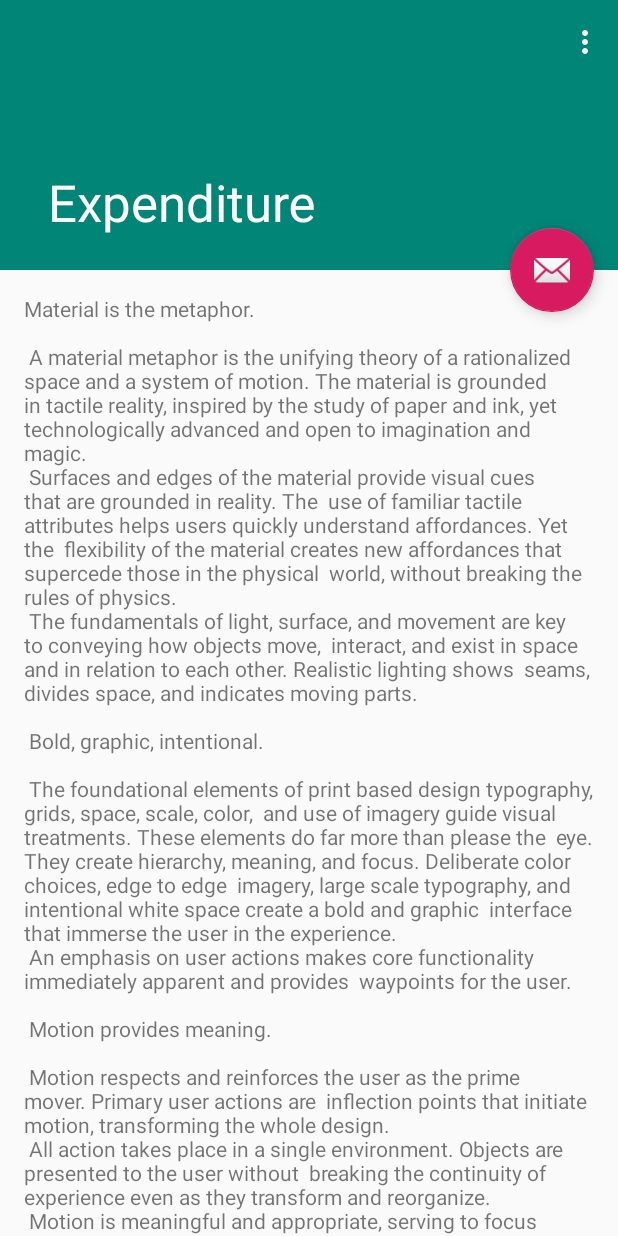
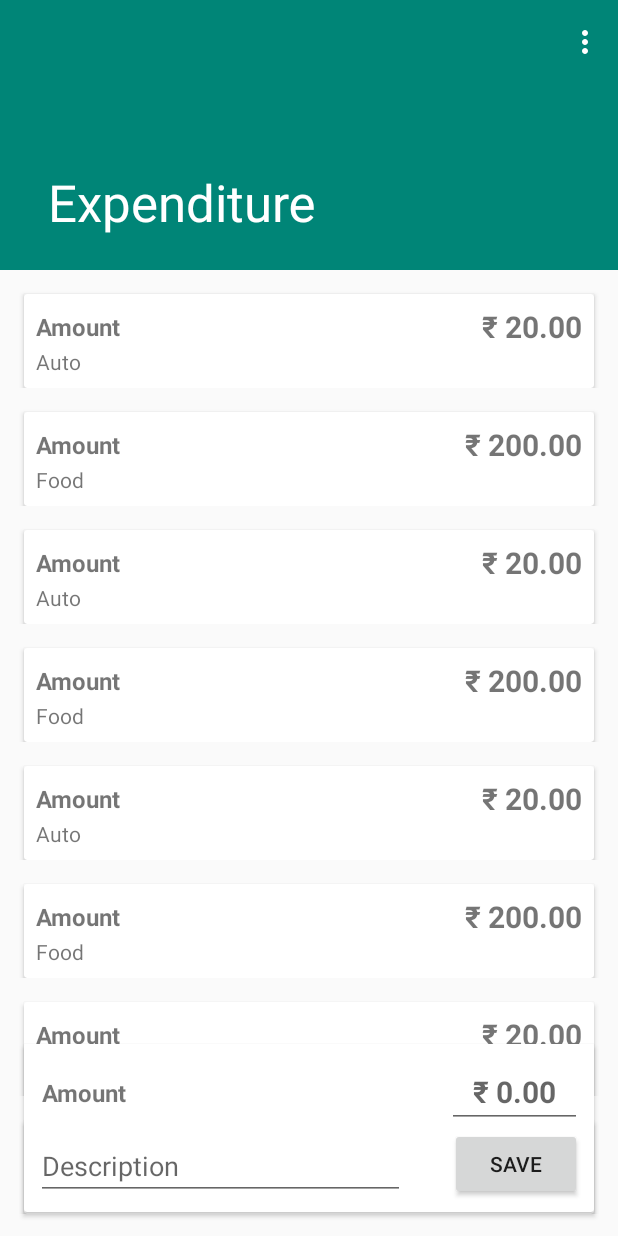
Before and after one commit to Nikhil-Wagh/ExpenditureOLD, an Android app: the screen it shows after launch (ScrollingActivity), on a phone screen of 412 x 824 dp. Run offline under Robolectric (Android 15) with nearby library versions, the phone set to English and light mode, and no system bars; our stand-ins replace Firebase (no records; nobody signed in at launch, a user with empty details on screens opened directly).

Commit message:
Adding items to recycler view, added Firebase Database and Firebase Auth to gradle

```diff
--- a/app/build.gradle
+++ b/app/build.gradle
@@ -1,4 +1,5 @@
 apply plugin: 'com.android.application'
+apply plugin: 'com.google.gms.google-services'
 
 android {
     compileSdkVersion 29
@@ -23,7 +24,10 @@ dependencies {
     implementation fileTree(dir: 'libs', include: ['*.jar'])
     implementation 'androidx.appcompat:appcompat:1.0.2'
     implementation 'com.google.android.material:material:1.0.0'
+    implementation 'com.google.firebase:firebase-database:16.0.4'
+    implementation 'com.google.firebase:firebase-auth:16.0.5'
     testImplementation 'junit:junit:4.12'
     androidTestImplementation 'androidx.test.ext:junit:1.1.0'
     androidTestImplementation 'androidx.test.espresso:espresso-core:3.1.1'
+    implementation 'androidx.constraintlayout:constraintlayout:1.1.3'
 }
--- /dev/null
+++ b/app/src/main/java/com/example/expenditure/Expense.java
@@ -0,0 +1,46 @@
+package com.example.expenditure;
+
+public class Expense {
+
+    private int id;
+    private float amount;
+    private String description;
+
+    public Expense(int id, float amount, String description){
+        this.id = id;
+        this.amount = amount;
+        this.description = description;
+    }
+
+    public Expense() {
+        this.id = 0;
+    }
+
+    public int getId() {
+        return id;
+    }
+
+    public float getAmount() {
+        return amount;
+    }
+
+    public String getDescription() {
+        return description;
+    }
+
+    public void setId(int id) {
+        this.id = id;
+    }
+
+    public void setAmount(float amount) {
+        this.amount = amount;
+    }
+
+    public void setDescription(String description) {
+        this.description = description;
+    }
+
+    public String toString() {
+        return "id: " + this.id + " amount: " + this.amount + " description: " + this.description;
+    }
+}
--- /dev/null
+++ b/app/src/main/java/com/example/expenditure/ExpenseAdapter.java
@@ -0,0 +1,69 @@
+package com.example.expenditure;
+
+import android.content.Context;
+import android.util.Log;
+import android.view.LayoutInflater;
+import android.view.View;
+import android.view.ViewGroup;
+import android.widget.TextView;
+
+import androidx.annotation.NonNull;
+import androidx.recyclerview.widget.RecyclerView;
+
+import java.util.List;
+import java.util.Locale;
+
+public class ExpenseAdapter extends RecyclerView.Adapter<ExpenseAdapter.ExpenseViewHolder> {
+
+    private final String TAG = "ExpenseAdapter";
+    private Context context;
+    private List<Expense> expenses;
+
+    public ExpenseAdapter(Context context, List<Expense> expenses){
+        this.context = context;
+        this.expenses = expenses;
+    }
+
+    @NonNull
+    @Override
+    public ExpenseViewHolder onCreateViewHolder(@NonNull ViewGroup parent, int viewType) {
+        LayoutInflater layoutInflater = LayoutInflater.from(parent.getContext());
+        View view = layoutInflater.inflate(R.layout.individual_expenditure_layout, parent, false);
+        return new ExpenseViewHolder(view);
+    }
+
+    @Override
+    public void onBindViewHolder(@NonNull ExpenseAdapter.ExpenseViewHolder holder, int position) {
+
+        Log.d(TAG, "onBindViewHolder: called");
+        Expense expense = expenses.get(position);
+
+        holder.setAmount(expense.getAmount());
+        holder.setDescription(expense.getDescription());
+    }
+
+    @Override
+    public int getItemCount() {
+        return expenses.size();
+    }
+
+
+    class ExpenseViewHolder extends RecyclerView.ViewHolder {
+        TextView textView_amount, textView_description;
+
+        public ExpenseViewHolder(@NonNull View itemView) {
+            super(itemView);
+
+            textView_amount = itemView.findViewById(R.id.textView_Amount);
+            textView_description = itemView.findViewById(R.id.textView_Description);
+        }
+
+        public void setAmount(float amount) {
+            textView_amount.setText(String.format(Locale.US,"₹ %.2f", amount));
+        }
+
+        public void setDescription(String description) {
+            textView_description.setText(description);
+        }
+    }
+}
--- a/app/src/main/java/com/example/expenditure/ScrollingActivity.java
+++ b/app/src/main/java/com/example/expenditure/ScrollingActivity.java
@@ -4,31 +4,100 @@ import android.os.Bundle;
 
 import com.google.android.material.floatingactionbutton.FloatingActionButton;
 import com.google.android.material.snackbar.Snackbar;
+import com.google.firebase.auth.FirebaseAuth;
 
 import androidx.appcompat.app.AppCompatActivity;
 import androidx.appcompat.widget.Toolbar;
+import androidx.core.widget.NestedScrollView;
+import androidx.recyclerview.widget.DefaultItemAnimator;
+import androidx.recyclerview.widget.LinearLayoutManager;
+import androidx.recyclerview.widget.RecyclerView;
 
+import android.util.Log;
 import android.view.View;
 import android.view.Menu;
 import android.view.MenuItem;
+import android.widget.Button;
+import android.widget.EditText;
+import android.widget.TextView;
+import android.widget.Toast;
+
+import java.lang.reflect.Array;
+import java.util.ArrayList;
+import java.util.List;
+import java.util.UUID;
 
 public class ScrollingActivity extends AppCompatActivity {
+
+    private final String TAG = "MainActivity";
+    private Button SaveButton;
+    private EditText AmountEditText, DescriptionEditText;
+    private List<Expense> tempExpenses;
+    private ExpenseAdapter expenseAdapter;
+
+    private FirebaseAuth mAuth;
 
     @Override
     protected void onCreate(Bundle savedInstanceState) {
         super.onCreate(savedInstanceState);
         setContentView(R.layout.activity_scrolling);
+
+        Log.d(TAG, "onCreate: started");
         Toolbar toolbar = findViewById(R.id.toolbar);
         setSupportActionBar(toolbar);
+//        NestedScrollView content_scrolling = findViewById(R.id.content_scrolling);
 
-        FloatingActionButton fab = findViewById(R.id.fab);
-        fab.setOnClickListener(new View.OnClickListener() {
+        tempExpenses = sampleList();
+
+        initRecyclerView();
+
+        initComponents();
+
+        SaveButton.setOnClickListener(new View.OnClickListener() {
             @Override
-            public void onClick(View view) {
-                Snackbar.make(view, "Replace with your own action", Snackbar.LENGTH_LONG)
-                        .setAction("Action", null).show();
+            public void onClick(View v) {
+                Log.d(TAG, "Save Button: Saving data");
+                float amount = Float.valueOf(AmountEditText.getText().toString());
+                String description = DescriptionEditText.getText().toString();
+
+                Expense expense = new Expense((int)System.currentTimeMillis()/1000, amount, description);
+                tempExpenses.add(expense);
+
+                int position = tempExpenses.size() - 1;
+                expenseAdapter.notifyItemChanged(position);
+                Log.d(TAG, tempExpenses.toString());
+                Log.d(TAG, "Save Button: Data saved on index: " + position);
             }
         });
+    }
+
+    private List<Expense> sampleList() {
+        List mList = new ArrayList<>();
+        for (int i = 0; i < 10; i++) {
+            mList.add(new Expense(0, 20, "Auto"));
+            mList.add(new Expense(1, 200, "Food"));
+        }
+        return mList;
+    }
+
+    private void initComponents() {
+        Log.d(TAG, "initializing components");
+        SaveButton = findViewById(R.id.button_save);
+        AmountEditText = findViewById(R.id.editText_Amount);
+        DescriptionEditText = findViewById(R.id.editText_Description);
+
+        mAuth = FirebaseAuth.getInstance();
+    }
+
+    private void initRecyclerView() {
+        RecyclerView recyclerView = findViewById(R.id.recyclerView_Content);
+        recyclerView.setHasFixedSize(true);
+
+        expenseAdapter = new ExpenseAdapter(this, tempExpenses);
+        recyclerView.setAdapter(expenseAdapter);
+
+        recyclerView.setLayoutManager(new LinearLayoutManager(this));
+        recyclerView.setItemAnimator(new DefaultItemAnimator());
     }
 
     @Override
--- /dev/null
+++ b/app/src/main/res/layout-normal-v26/individual_expenditure_layout.xml
@@ -0,0 +1,71 @@
+<?xml version="1.0" encoding="utf-8"?>
+<RelativeLayout xmlns:android="http://schemas.android.com/apk/res/android"
+    xmlns:tools="http://schemas.android.com/tools"
+    android:layout_width="match_parent"
+    android:layout_height="wrap_content"
+    xmlns:app="http://schemas.android.com/apk/res-auto"
+    tools:ignore="MissingDefaultResource"
+    >
+
+
+    <com.google.android.material.card.MaterialCardView
+        android:layout_width="match_parent"
+        android:layout_height="wrap_content"
+        android:layout_marginTop="16dp"
+        android:layout_marginHorizontal="16dp">
+
+
+        <RelativeLayout
+            android:layout_width="match_parent"
+            android:layout_height="wrap_content"
+            android:layout_margin = "8dp">
+
+            <androidx.constraintlayout.widget.ConstraintLayout
+                android:id="@+id/layout_AmountInput"
+                android:layout_width="match_parent"
+                android:layout_height="wrap_content"
+                app:layout_constraintStart_toStartOf="parent">
+
+                <TextView
+                    android:id="@+id/textView"
+                    android:layout_width="wrap_content"
+                    android:layout_height="wrap_content"
+                    android:text="@string/amount_tv"
+
+                    android:textSize="16sp"
+                    android:textStyle="bold"
+                    app:layout_constraintBottom_toBottomOf="parent"
+                    app:layout_constraintStart_toStartOf="parent"
+                    app:layout_constraintTop_toTopOf="parent" />
+
+                <TextView
+                    android:id="@+id/textView_Amount"
+                    android:layout_width="90dp"
+                    android:layout_height="wrap_content"
+                    android:gravity="right"
+                    android:textSize="20sp"
+                    android:textStyle="bold"
+                    app:layout_constraintBottom_toBottomOf="parent"
+                    app:layout_constraintEnd_toEndOf="parent"
+                    app:layout_constraintTop_toTopOf="parent" />
+            </androidx.constraintlayout.widget.ConstraintLayout>
+
+            <androidx.constraintlayout.widget.ConstraintLayout
+                android:layout_width="match_parent"
+                android:layout_height="wrap_content"
+                android:layout_below="@+id/layout_AmountInput">
+
+                <TextView
+                    android:id="@+id/textView_Description"
+                    android:layout_width="match_parent"
+                    android:layout_height="wrap_content"
+                    android:hint="@string/description"
+                    android:inputType="textAutoCorrect"
+                    />
+
+            </androidx.constraintlayout.widget.ConstraintLayout>
+        </RelativeLayout>
+
+    </com.google.android.material.card.MaterialCardView>
+
+</RelativeLayout>
--- a/app/src/main/res/layout/activity_scrolling.xml
+++ b/app/src/main/res/layout/activity_scrolling.xml
@@ -33,19 +33,21 @@
         </com.google.android.material.appbar.CollapsingToolbarLayout>
     </com.google.android.material.appbar.AppBarLayout>
 
+
+    <androidx.recyclerview.widget.RecyclerView
+        android:id="@+id/recyclerView_Content"
+        android:layout_width="match_parent"
+        android:layout_height="match_parent"
+        android:layout_marginBottom="130dp"
+        app:layout_behavior="com.google.android.material.appbar.AppBarLayout$ScrollingViewBehavior">
+
+    </androidx.recyclerview.widget.RecyclerView>
+
     <include
-        android:id="@+id/include"
-        layout="@layout/content_scrolling"
-        app:layout_anchor="@+id/include"
-        app:layout_anchorGravity="center" />
-
-    <com.google.android.material.floatingactionbutton.FloatingActionButton
-        android:id="@+id/fab"
-        android:layout_width="wrap_content"
+        android:layout_width="match_parent"
         android:layout_height="wrap_content"
-        android:layout_margin="@dimen/fab_margin"
-        app:layout_anchor="@id/app_bar"
-        app:layout_anchorGravity="bottom|end"
-        app:srcCompat="@android:drawable/ic_dialog_email" />
+        layout="@layout/add_expense_form"
+        android:layout_gravity="bottom"
+        />
 
 </androidx.coordinatorlayout.widget.CoordinatorLayout>
--- /dev/null
+++ b/app/src/main/res/layout/add_expense_form.xml
@@ -0,0 +1,88 @@
+<?xml version="1.0" encoding="utf-8"?>
+<RelativeLayout xmlns:android="http://schemas.android.com/apk/res/android"
+    xmlns:tools="http://schemas.android.com/tools"
+    android:layout_width="match_parent"
+    android:layout_height="match_parent"
+    xmlns:app="http://schemas.android.com/apk/res-auto"
+    tools:ignore="MissingDefaultResource"
+    >
+
+
+    <com.google.android.material.card.MaterialCardView
+        android:layout_width="match_parent"
+        android:layout_height="wrap_content"
+        android:layout_margin="16dp">
+
+        <RelativeLayout
+            android:layout_width="match_parent"
+            android:layout_height="wrap_content"
+            android:layout_margin="8dp">
+
+            <androidx.constraintlayout.widget.ConstraintLayout
+                android:id="@+id/layout_AmountInput"
+                android:layout_width="match_parent"
+                android:layout_height="wrap_content"
+                app:layout_constraintStart_toStartOf="parent">
+
+                <TextView
+                    android:id="@+id/textView"
+                    android:layout_width="wrap_content"
+                    android:layout_height="wrap_content"
+                    android:layout_marginStart="4dp"
+                    android:text="@string/amount_tv"
+
+                    android:textSize="16sp"
+                    android:textStyle="bold"
+                    app:layout_constraintBottom_toBottomOf="parent"
+                    app:layout_constraintStart_toStartOf="parent"
+                    app:layout_constraintTop_toTopOf="parent" />
+
+                <EditText
+                    android:id="@+id/editText_Amount"
+                    android:layout_width="90dp"
+                    android:layout_height="wrap_content"
+                    android:gravity="center_horizontal"
+                    android:hint="@string/input_amount"
+                    android:inputType="numberDecimal"
+                    android:textSize="20sp"
+                    android:textStyle="bold"
+                    app:layout_constraintBottom_toBottomOf="parent"
+                    app:layout_constraintEnd_toEndOf="parent"
+                    app:layout_constraintTop_toTopOf="parent" />
+            </androidx.constraintlayout.widget.ConstraintLayout>
+
+            <androidx.constraintlayout.widget.ConstraintLayout
+                android:layout_width="match_parent"
+                android:layout_height="wrap_content"
+                android:layout_below="@+id/layout_AmountInput">
+
+                <EditText
+                    android:id="@+id/editText_Description"
+                    android:layout_width="0dp"
+                    android:layout_height="wrap_content"
+                    android:layout_marginEnd="30dp"
+                    android:hint="@string/description"
+                    android:inputType="textAutoCorrect"
+                    app:layout_constraintBottom_toBottomOf="parent"
+                    app:layout_constraintEnd_toStartOf="@+id/button_save"
+                    app:layout_constraintHorizontal_bias="0.0"
+                    app:layout_constraintStart_toStartOf="parent"
+                    app:layout_constraintTop_toTopOf="parent"
+                    app:layout_constraintVertical_bias="1.0" />
+
+                <Button
+                    android:id="@+id/button_save"
+                    android:layout_width="wrap_content"
+                    android:layout_height="wrap_content"
+                    android:text="Save"
+                    app:layout_constraintBottom_toBottomOf="parent"
+                    app:layout_constraintEnd_toEndOf="parent"
+                    app:layout_constraintTop_toTopOf="parent"
+                    app:layout_constraintVertical_bias="0.0" />
+
+            </androidx.constraintlayout.widget.ConstraintLayout>
+        </RelativeLayout>
+
+    </com.google.android.material.card.MaterialCardView>
+
+</RelativeLayout>
--- a/app/src/main/res/layout/content_scrolling.xml
+++ b/app/src/main/res/layout/content_scrolling.xml
@@ -1,5 +1,6 @@
 <?xml version="1.0" encoding="utf-8"?>
 <androidx.core.widget.NestedScrollView xmlns:android="http://schemas.android.com/apk/res/android"
+    android:id="@+id/content_scrolling"
     xmlns:app="http://schemas.android.com/apk/res-auto"
     xmlns:tools="http://schemas.android.com/tools"
     android:layout_width="match_parent"
@@ -8,10 +9,13 @@
     tools:context=".ScrollingActivity"
     tools:showIn="@layout/activity_scrolling">
 
+
+
     <TextView
         android:layout_width="wrap_content"
         android:layout_height="wrap_content"
         android:layout_margin="@dimen/text_margin"
-        android:text="@string/large_text" />
+        android:text="@string/large_text"
+        android:id="@+id/temp_input_tv"/>
 
 </androidx.core.widget.NestedScrollView>
--- a/app/src/main/res/values/colors.xml
+++ b/app/src/main/res/values/colors.xml
@@ -3,4 +3,5 @@
     <color name="colorPrimary">#008577</color>
     <color name="colorPrimaryDark">#00574B</color>
     <color name="colorAccent">#D81B60</color>
+    <color name="colorBackground">#f2f2f2</color>
 </resources>
--- a/app/src/main/res/values/strings.xml
+++ b/app/src/main/res/values/strings.xml
@@ -90,4 +90,7 @@
         "when a user tries to pick up one of cards.\n\n"
     </string>
     <string name="action_settings">Settings</string>
+    <string name="amount_tv">Amount</string>
+    <string name="input_amount">₹ 0.00</string>
+    <string name="description">Description</string>
 </resources>
--- a/build.gradle
+++ b/build.gradle
@@ -8,6 +8,7 @@ buildscript {
     }
     dependencies {
         classpath 'com.android.tools.build:gradle:3.5.1'
+        classpath 'com.google.gms:google-services:4.2.0'
 
         // NOTE: Do not place your application dependencies here; they belong
         // in the individual module build.gradle files
```
Also changed, not shown: 3 other files.
